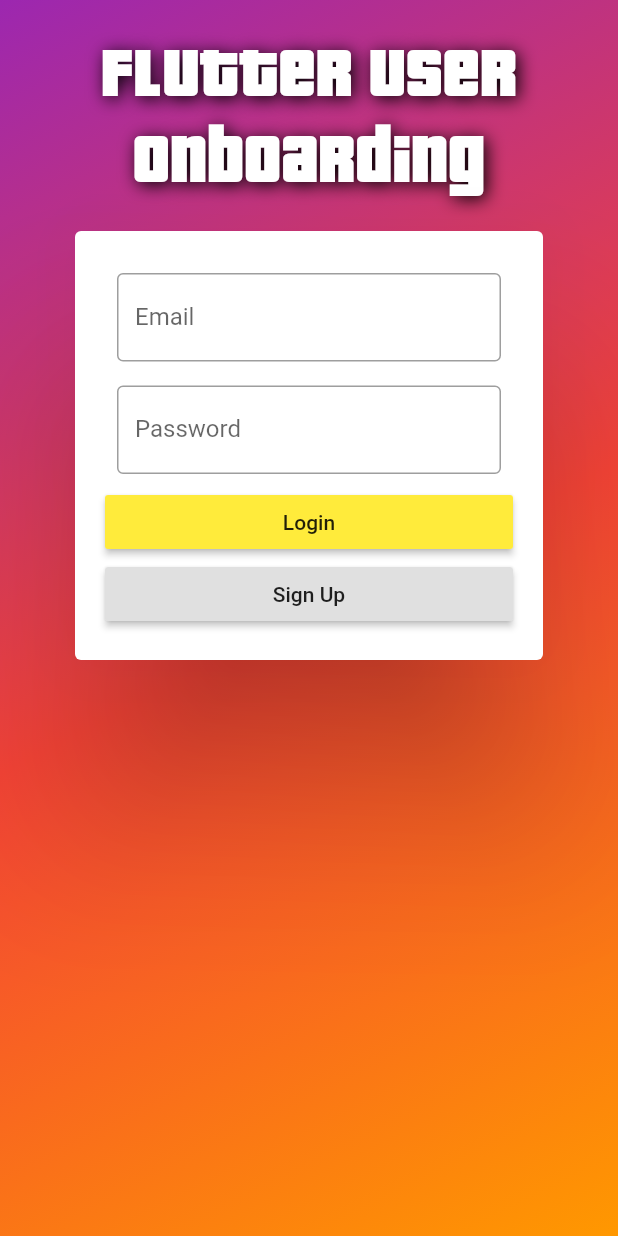
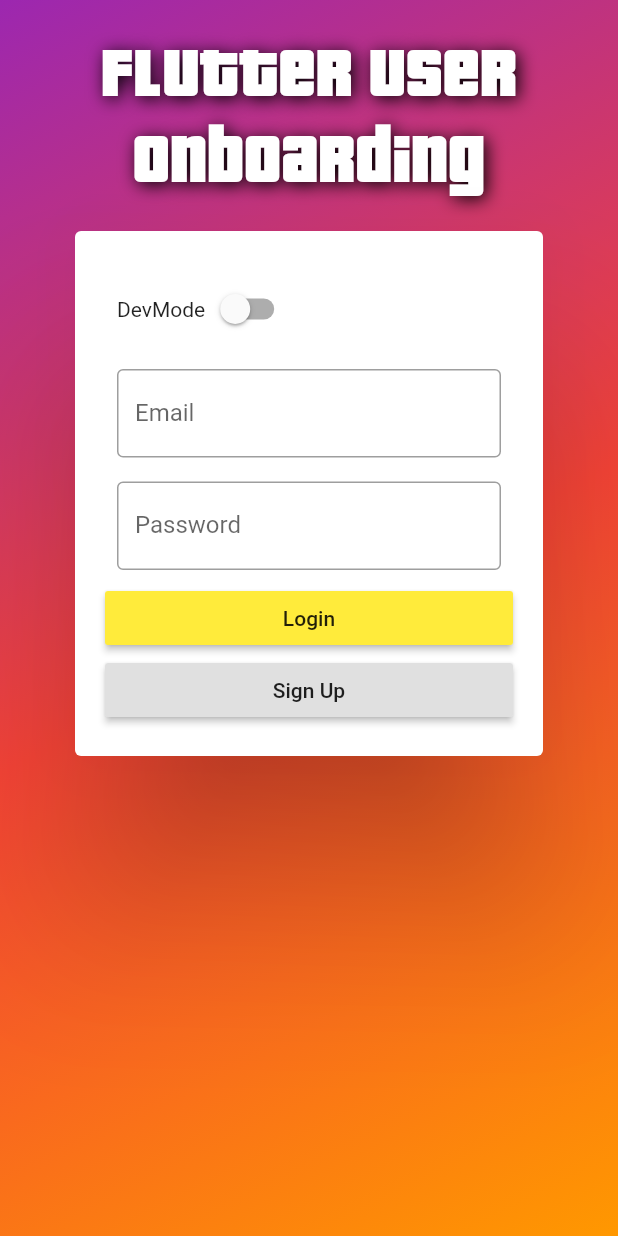
Before and after one commit to deakin-launchpad/flutter_boilerplate, a Flutter app: the screen it shows after launch, on a phone screen of 412 x 824 dp. Run offline on Flutter 3.47's test engine with Material 2 defaults, Android fonts, the phone set to English and light mode, and no system bars; our stand-ins replace dio, shared_preferences, sqflite; accounts and stored records are empty.

Commit message:
Multiple Changes Seperate models Add Developer Mode

```diff
--- a/lib/configurations/configurations.dart
+++ b/lib/configurations/configurations.dart
@@ -1,23 +1,14 @@
 import 'package:flutter/material.dart';
-
-class SidebarItem {
-  final String title;
-  final IconData icon;
-  final Function fun;
-  SidebarItem({@required this.title, @required this.icon, @required this.fun});
-}
-
-class _LayoutConfig {
-  final Color primaryColor, secondaryColor;
-  _LayoutConfig({@required this.primaryColor, @required this.secondaryColor});
-}
+import '../models/models.dart';
 
 class Configurations {
   final String _appTitle = "useronboarding";
   final String _backendUrl = "http://localhost:8041";
   final bool _bypassbackend = true;
+  final String _devUserName = "developer@dev.dev";
+  final String _devUserpassword = "secretpassword";
   var layoutConfig =
-      _LayoutConfig(primaryColor: Colors.indigo, secondaryColor: Colors.yellow);
+      LayoutConfig(primaryColor: Colors.indigo, secondaryColor: Colors.yellow);
 
   final List<SidebarItem> sideBarItems = [];
   String get backendUrl {
@@ -31,4 +22,8 @@ class Configurations {
   bool get bypassBackend {
     return _bypassbackend;
   }
+
+  UserLoginDetails getDevDetails() {
+    return UserLoginDetails(password: _devUserpassword, username: _devUserName);
+  }
 }
--- /dev/null
+++ b/lib/models/layout.dart
@@ -0,0 +1,14 @@
+import 'package:flutter/material.dart';
+
+class LayoutConfig {
+  final Color primaryColor, secondaryColor;
+  LayoutConfig({@required this.primaryColor, @required this.secondaryColor});
+}
+
+class SidebarItem {
+  final String title;
+  final IconData icon;
+  final Function function;
+  SidebarItem(
+      {@required this.title, @required this.icon, @required this.function});
+}
--- /dev/null
+++ b/lib/models/models.dart
@@ -0,0 +1,2 @@
+export './user.dart';
+export './layout.dart';
--- /dev/null
+++ b/lib/models/user.dart
@@ -0,0 +1,5 @@
+class UserLoginDetails {
+  String username;
+  String password;
+  UserLoginDetails({this.username, this.password});
+}
--- a/lib/screens/login.dart
+++ b/lib/screens/login.dart
@@ -4,12 +4,7 @@ import '../configurations/configurations.dart';
 
 import '../helpers/API/api.dart';
 import '../providers/userDataProvider.dart';
-
-class UserLoginDetails {
-  String username;
-  String password;
-  UserLoginDetails({this.username, this.password});
-}
+import '../models/models.dart';
 
 class LoginForm extends StatefulWidget {
   @override
@@ -17,20 +12,36 @@ class LoginForm extends StatefulWidget {
 }
 
 class _LoginFormState extends State<LoginForm> {
+  bool _devModeSwitchValue = false;
   final _loginFormKey = GlobalKey<FormState>();
   final _passwordFocusNode = FocusNode();
   final _usernameFocusNode = FocusNode();
   final UserLoginDetails loginValues = UserLoginDetails();
+
+  void changeDevModeValue(bool value) {
+    setState(() {
+      _devModeSwitchValue = value;
+    });
+  }
 
   @override
   Widget build(BuildContext context) {
     void performLogin(Function assignToken) async {
       if (_loginFormKey.currentState.validate()) {
         _loginFormKey.currentState.save();
-        var loginCheck = await API().userLogin({
-          'emailId': loginValues.username,
-          'password': loginValues.password
-        });
+        DIOResponseBody loginCheck;
+        if (_devModeSwitchValue) {
+          UserLoginDetails devDetails = Configurations().getDevDetails();
+          loginCheck = await API().userLogin({
+            'emailId': devDetails.username,
+            'password': devDetails.password
+          });
+        } else {
+          loginCheck = await API().userLogin({
+            'emailId': loginValues.username,
+            'password': loginValues.password
+          });
+        }
         if (loginCheck.success) {
           assignToken(loginCheck.data);
           Navigator.of(context).pushReplacementNamed('/home');
@@ -48,6 +59,19 @@ class _LoginFormState extends State<LoginForm> {
         padding: EdgeInsets.all(20),
         shrinkWrap: true,
         children: <Widget>[
+          Padding(
+              padding: const EdgeInsets.all(8.0),
+              child: Row(
+                children: <Widget>[
+                  Text('DevMode'),
+                  Switch(
+                    value: _devModeSwitchValue,
+                    onChanged: (newValue) {
+                      changeDevModeValue(newValue);
+                    },
+                  ),
+                ],
+              )),
           Padding(
             padding: const EdgeInsets.all(8.0),
             child: TextFormField(
```
